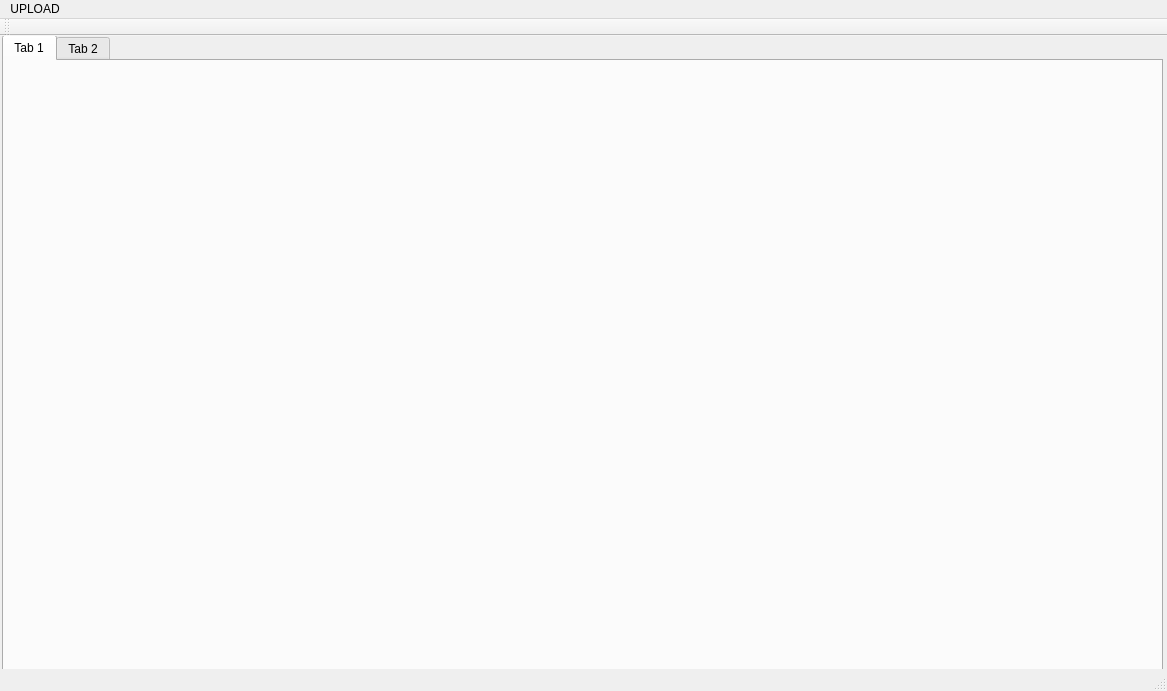
Before: the Qt Designer form mainwindow.ui in sgfairbro/Upload-GUI, drawn with Qt 5.
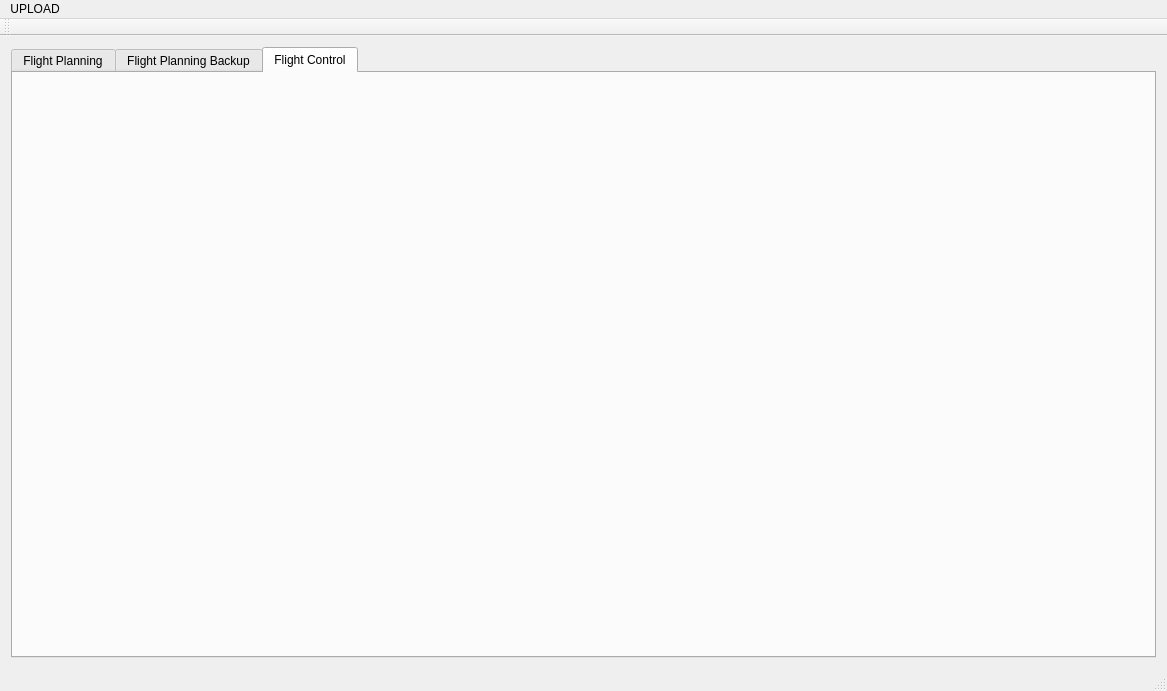
After: the same form once the commit is applied.

```diff
--- a/mainwindow.ui
+++ b/mainwindow.ui
@@ -14,26 +14,30 @@
    <string>MainWindow</string>
   </property>
   <widget class="QWidget" name="centralWidget">
-   <widget class="QTabWidget" name="tabWidget">
-    <property name="geometry">
-     <rect>
-      <x>2</x>
-      <y>-1</y>
-      <width>1161</width>
-      <height>651</height>
-     </rect>
-    </property>
-    <widget class="QWidget" name="tab">
+   <layout class="QGridLayout" name="gridLayout">
+    <item row="0" column="0">
+     <widget class="QTabWidget" name="flightPlanningBackup">
+      <property name="currentIndex">
+       <number>2</number>
+      </property>
+      <widget class="QWidget" name="tab_1">
      <attribute name="title">
-      <string>Tab 1</string>
+        <string>Flight Planning</string>
      </attribute>
     </widget>
     <widget class="QWidget" name="tab_2">
      <attribute name="title">
-      <string>Tab 2</string>
-     </attribute>
-    </widget>
-   </widget>
+        <string>Flight Planning Backup</string>
+       </attribute>
+      </widget>
+      <widget class="QWidget" name="tab_3">
+       <attribute name="title">
+        <string>Flight Control</string>
+       </attribute>
+      </widget>
+     </widget>
+    </item>
+   </layout>
   </widget>
   <widget class="QMenuBar" name="menuBar">
    <property name="geometry">
```
Lines whose indentation alone changed are shown as unchanged.
